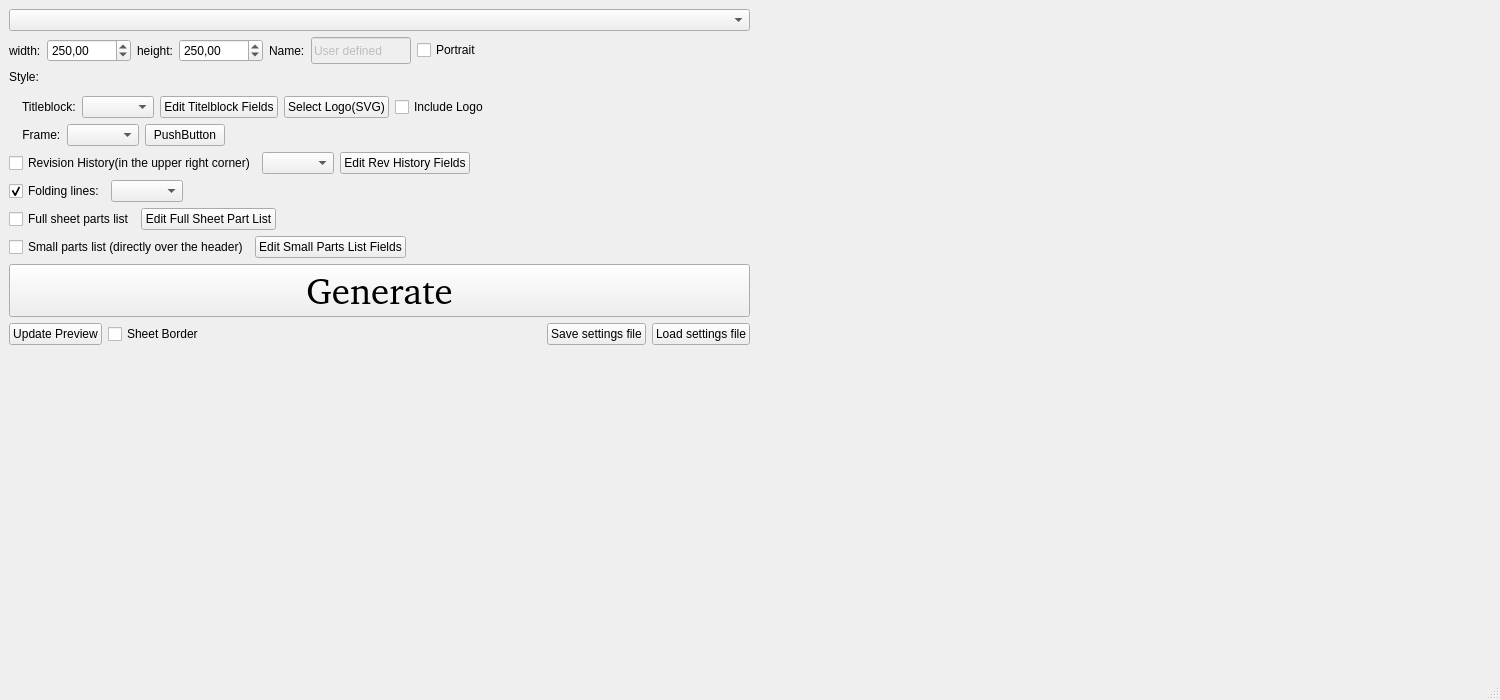
This is Src/Window/mainwindow.ui in tobiasfalk/KiCAD-FreeCAD-TechDraw-Template-Generator as Qt 5 draws it before an edit. The edited form follows.
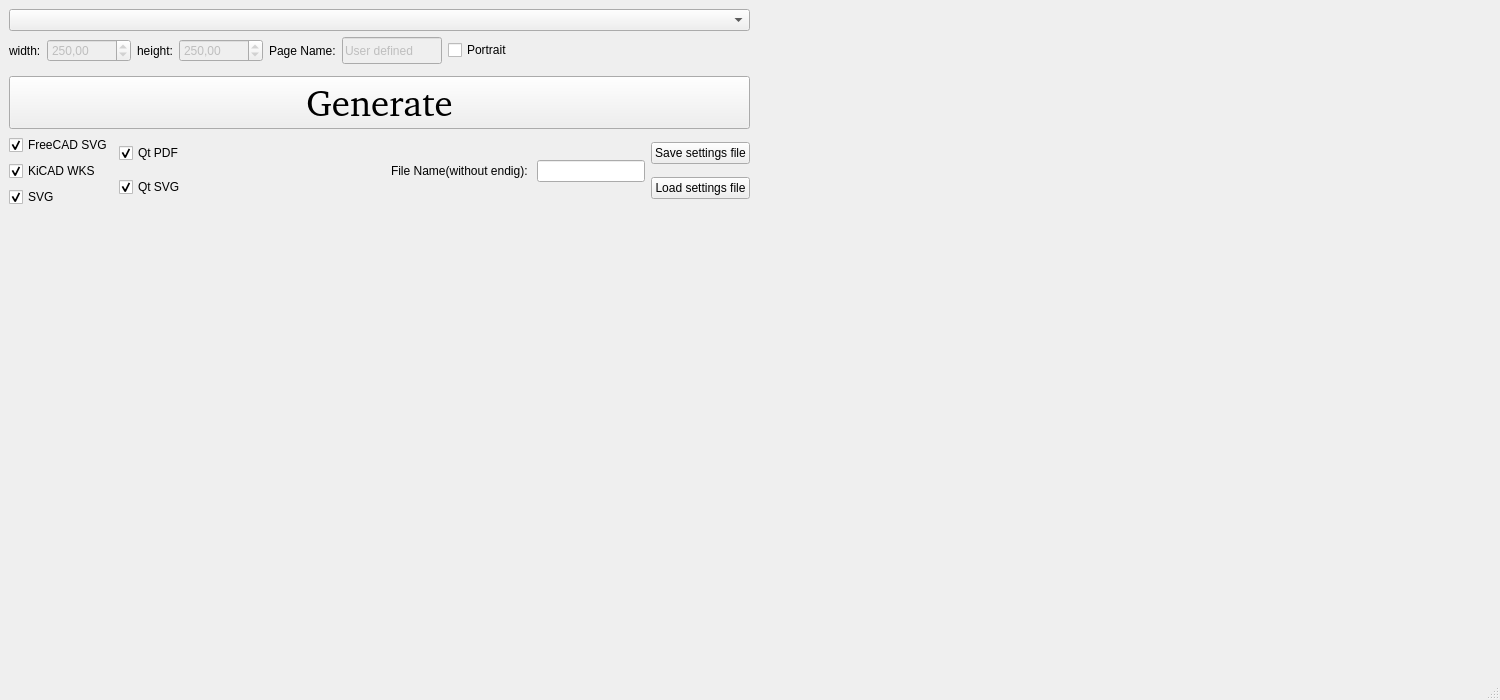
This is the edited form. Icons and pictures are not drawn.

Commit message: Added Plain Frame Style

What changed in the file:
```diff
--- a/Src/Window/mainwindow.ui
+++ b/Src/Window/mainwindow.ui
@@ -43,6 +43,36 @@
   </property>
   <widget class="QWidget" name="centralwidget">
    <layout class="QGridLayout" name="gridLayout">
+    <item row="6" column="0">
+     <spacer name="verticalSpacer">
+      <property name="orientation">
+       <enum>Qt::Vertical</enum>
+      </property>
+      <property name="sizeHint" stdset="0">
+       <size>
+        <width>20</width>
+        <height>40</height>
+       </size>
+      </property>
+     </spacer>
+    </item>
+    <item row="0" column="1" rowspan="7">
+     <layout class="QGridLayout" name="PreViewGridLayout">
+      <item row="0" column="0">
+       <spacer name="horizontalSpacer_15">
+        <property name="orientation">
+         <enum>Qt::Horizontal</enum>
+        </property>
+        <property name="sizeHint" stdset="0">
+         <size>
+          <width>40</width>
+          <height>20</height>
+         </size>
+        </property>
+       </spacer>
+      </item>
+     </layout>
+    </item>
     <item row="0" column="0">
      <widget class="QComboBox" name="SheetSizeComboBox">
       <property name="sizePolicy">
@@ -59,27 +89,71 @@
       </property>
      </widget>
     </item>
-    <item row="8" column="0">
-     <layout class="QHBoxLayout" name="horizontalLayout_4">
+    <item row="3" column="0">
+     <layout class="QHBoxLayout" name="horizontalLayout_5"/>
+    </item>
+    <item row="5" column="0">
+     <layout class="QHBoxLayout" name="horizontalLayout_13">
       <item>
-       <widget class="QCheckBox" name="FullPartsListCheckBox">
-        <property name="enabled">
-         <bool>true</bool>
-        </property>
-        <property name="text">
-         <string>Full sheet parts list</string>
-        </property>
-       </widget>
+       <layout class="QVBoxLayout" name="verticalLayout">
+        <item>
+         <widget class="QCheckBox" name="FreeCADsvgCheckBox">
+          <property name="text">
+           <string>FreeCAD SVG</string>
+          </property>
+          <property name="checked">
+           <bool>true</bool>
+          </property>
+         </widget>
+        </item>
+        <item>
+         <widget class="QCheckBox" name="KiCAD8CheckBox">
+          <property name="text">
+           <string>KiCAD WKS</string>
+          </property>
+          <property name="checked">
+           <bool>true</bool>
+          </property>
+         </widget>
+        </item>
+        <item>
+         <widget class="QCheckBox" name="SvgCheckBox">
+          <property name="text">
+           <string>SVG</string>
+          </property>
+          <property name="checked">
+           <bool>true</bool>
+          </property>
+         </widget>
+        </item>
+       </layout>
       </item>
       <item>
-       <widget class="QPushButton" name="EditFullPartsListPushButton">
-        <property name="text">
-         <string>Edit Full Sheet Part List</string>
-        </property>
-       </widget>
+       <layout class="QVBoxLayout" name="verticalLayout_3">
+        <item>
+         <widget class="QCheckBox" name="QtPdfCheckBox">
+          <property name="text">
+           <string>Qt PDF</string>
+          </property>
+          <property name="checked">
+           <bool>true</bool>
+          </property>
+         </widget>
+        </item>
+        <item>
+         <widget class="QCheckBox" name="QtSvgCheckBox">
+          <property name="text">
+           <string>Qt SVG</string>
+          </property>
+          <property name="checked">
+           <bool>true</bool>
+          </property>
+         </widget>
+        </item>
+       </layout>
       </item>
       <item>
-       <spacer name="horizontalSpacer_12">
+       <spacer name="horizontalSpacer_13">
         <property name="orientation">
          <enum>Qt::Horizontal</enum>
         </property>
@@ -91,9 +165,51 @@
         </property>
        </spacer>
       </item>
+      <item>
+       <layout class="QVBoxLayout" name="verticalLayout_4">
+        <item>
+         <layout class="QHBoxLayout" name="horizontalLayout_2">
+          <item>
+           <widget class="QLabel" name="label_3">
+            <property name="text">
+             <string>File Name(without endig): </string>
+            </property>
+           </widget>
+          </item>
+          <item>
+           <widget class="QLineEdit" name="fileNameLineEdit"/>
+          </item>
+         </layout>
+        </item>
+       </layout>
+      </item>
+      <item>
+       <layout class="QVBoxLayout" name="verticalLayout_2">
+        <item>
+         <widget class="QPushButton" name="SaveFieldsPushButton">
+          <property name="sizePolicy">
+           <sizepolicy hsizetype="Minimum" vsizetype="Fixed">
+            <horstretch>0</horstretch>
+            <verstretch>0</verstretch>
+           </sizepolicy>
+          </property>
+          <property name="text">
+           <string>Save settings file</string>
+          </property>
+         </widget>
+        </item>
+        <item>
+         <widget class="QPushButton" name="LoadFielsPushButton">
+          <property name="text">
+           <string>Load settings file</string>
+          </property>
+         </widget>
+        </item>
+       </layout>
+      </item>
      </layout>
     </item>
-    <item row="10" column="0">
+    <item row="4" column="0">
      <layout class="QHBoxLayout" name="horizontalLayout_6">
       <item>
        <widget class="QPushButton" name="GeneratePushButton">
@@ -128,85 +244,6 @@
       </item>
      </layout>
     </item>
-    <item row="11" column="0">
-     <layout class="QHBoxLayout" name="horizontalLayout_13">
-      <item>
-       <widget class="QPushButton" name="PreviewPushButton">
-        <property name="text">
-         <string>Update Preview</string>
-        </property>
-       </widget>
-      </item>
-      <item>
-       <widget class="QCheckBox" name="PreViewSheetBordercheckBox">
-        <property name="text">
-         <string>Sheet Border</string>
-        </property>
-       </widget>
-      </item>
-      <item>
-       <spacer name="horizontalSpacer_13">
-        <property name="orientation">
-         <enum>Qt::Horizontal</enum>
-        </property>
-        <property name="sizeHint" stdset="0">
-         <size>
-          <width>40</width>
-          <height>20</height>
-         </size>
-        </property>
-       </spacer>
-      </item>
-      <item>
-       <widget class="QPushButton" name="SaveFieldsPushButton">
-        <property name="text">
-         <string>Save settings file</string>
-        </property>
-       </widget>
-      </item>
-      <item>
-       <widget class="QPushButton" name="LoadFielsPushButton">
-        <property name="text">
-         <string>Load settings file</string>
-        </property>
-       </widget>
-      </item>
-     </layout>
-    </item>
-    <item row="6" column="0">
-     <layout class="QHBoxLayout" name="horizontalLayout_3">
-      <item>
-       <widget class="QCheckBox" name="RevHistoryCheckBox">
-        <property name="text">
-         <string>Revision History(in the upper right corner)</string>
-        </property>
-       </widget>
-      </item>
-      <item>
-       <widget class="QComboBox" name="RevHistoryStyleComboBox"/>
-      </item>
-      <item>
-       <widget class="QPushButton" name="RevHistoryStylePushButton">
-        <property name="text">
-         <string>Edit Rev History Fields</string>
-        </property>
-       </widget>
-      </item>
-      <item>
-       <spacer name="horizontalSpacer_2">
-        <property name="orientation">
-         <enum>Qt::Horizontal</enum>
-        </property>
-        <property name="sizeHint" stdset="0">
-         <size>
-          <width>40</width>
-          <height>20</height>
-         </size>
-        </property>
-       </spacer>
-      </item>
-     </layout>
-    </item>
     <item row="1" column="0">
      <layout class="QHBoxLayout" name="horizontalLayout">
       <item>
@@ -217,7 +254,10 @@
        </widget>
       </item>
       <item>
-       <widget class="QDoubleSpinBox" name="SheetWidthDoubleSpinBox">
+       <widget class="QDoubleSpinBox" name="PageWidthDoubleSpinBox">
+        <property name="enabled">
+         <bool>false</bool>
+        </property>
         <property name="suffix">
          <string notr="true" comment=" mm"/>
         </property>
@@ -240,7 +280,10 @@
        </widget>
       </item>
       <item>
-       <widget class="QDoubleSpinBox" name="SheetHeightDoubleSpinBox">
+       <widget class="QDoubleSpinBox" name="PageHeigthDoubleSpinBox">
+        <property name="enabled">
+         <bool>false</bool>
+        </property>
         <property name="suffix">
          <string notr="true" comment=" mm"/>
         </property>
@@ -261,7 +304,7 @@
          <bool>true</bool>
         </property>
         <property name="text">
-         <string>Name:</string>
+         <string>Page Name:</string>
         </property>
        </widget>
       </item>
@@ -309,190 +352,6 @@
       </item>
      </layout>
     </item>
-    <item row="0" column="1" rowspan="13">
-     <layout class="QGridLayout" name="PreViewGridLayout">
-      <item row="0" column="0">
-       <spacer name="horizontalSpacer_15">
-        <property name="orientation">
-         <enum>Qt::Horizontal</enum>
-        </property>
-        <property name="sizeHint" stdset="0">
-         <size>
-          <width>40</width>
-          <height>20</height>
-         </size>
-        </property>
-       </spacer>
-      </item>
-     </layout>
-    </item>
-    <item row="9" column="0">
-     <layout class="QHBoxLayout" name="horizontalLayout_5">
-      <item>
-       <widget class="QCheckBox" name="SmallPartsListCheckBox">
-        <property name="text">
-         <string>Small parts list (directly over the header)</string>
-        </property>
-       </widget>
-      </item>
-      <item>
-       <widget class="QPushButton" name="EdistSmallPartsListpushButton">
-        <property name="text">
-         <string>Edit Small Parts List Fields</string>
-        </property>
-       </widget>
-      </item>
-      <item>
-       <spacer name="horizontalSpacer_6">
-        <property name="orientation">
-         <enum>Qt::Horizontal</enum>
-        </property>
-        <property name="sizeHint" stdset="0">
-         <size>
-          <width>40</width>
-          <height>20</height>
-         </size>
-        </property>
-       </spacer>
-      </item>
-     </layout>
-    </item>
-    <item row="2" column="0">
-     <layout class="QHBoxLayout" name="horizontalLayout_11">
-      <item>
-       <widget class="QLabel" name="label_7">
-        <property name="text">
-         <string>Style:</string>
-        </property>
-       </widget>
-      </item>
-     </layout>
-    </item>
-    <item row="12" column="0">
-     <spacer name="verticalSpacer">
-      <property name="orientation">
-       <enum>Qt::Vertical</enum>
-      </property>
-      <property name="sizeHint" stdset="0">
-       <size>
-        <width>20</width>
-        <height>40</height>
-       </size>
-      </property>
-     </spacer>
-    </item>
-    <item row="5" column="0">
-     <layout class="QHBoxLayout" name="horizontalLayout_8">
-      <item>
-       <widget class="QLabel" name="label_4">
-        <property name="text">
-         <string>    Frame:</string>
-        </property>
-       </widget>
-      </item>
-      <item>
-       <widget class="QComboBox" name="SheetFrameComboBox"/>
-      </item>
-      <item>
-       <widget class="QPushButton" name="SheetFramePushButton">
-        <property name="text">
-         <string>PushButton</string>
-        </property>
-       </widget>
-      </item>
-      <item>
-       <spacer name="horizontalSpacer_3">
-        <property name="orientation">
-         <enum>Qt::Horizontal</enum>
-        </property>
-        <property name="sizeHint" stdset="0">
-         <size>
-          <width>40</width>
-          <height>20</height>
-         </size>
-        </property>
-       </spacer>
-      </item>
-     </layout>
-    </item>
-    <item row="4" column="0">
-     <layout class="QHBoxLayout" name="horizontalLayout_2">
-      <item>
-       <widget class="QLabel" name="label_3">
-        <property name="text">
-         <string>    Titleblock:</string>
-        </property>
-       </widget>
-      </item>
-      <item>
-       <widget class="QComboBox" name="SheetTitleblockComboBox"/>
-      </item>
-      <item>
-       <widget class="QPushButton" name="SheetTitelblockFieldsPushButton">
-        <property name="text">
-         <string>Edit Titelblock Fields</string>
-        </property>
-       </widget>
-      </item>
-      <item>
-       <widget class="QPushButton" name="LogoPushButton">
-        <property name="text">
-         <string>Select Logo(SVG)</string>
-        </property>
-       </widget>
-      </item>
-      <item>
-       <widget class="QCheckBox" name="LogoCheckBox">
-        <property name="text">
-         <string>Include Logo</string>
-        </property>
-       </widget>
-      </item>
-      <item>
-       <spacer name="horizontalSpacer_8">
-        <property name="orientation">
-         <enum>Qt::Horizontal</enum>
-        </property>
-        <property name="sizeHint" stdset="0">
-         <size>
-          <width>40</width>
-          <height>20</height>
-         </size>
-        </property>
-       </spacer>
-      </item>
-     </layout>
-    </item>
-    <item row="7" column="0">
-     <layout class="QHBoxLayout" name="horizontalLayout_7">
-      <item>
-       <widget class="QCheckBox" name="FoldLinesCheckBox">
-        <property name="text">
-         <string>Folding lines:</string>
-        </property>
-        <property name="checked">
-         <bool>true</bool>
-        </property>
-       </widget>
-      </item>
-      <item>
-       <widget class="QComboBox" name="FoldingLinesComboBox"/>
-      </item>
-      <item>
-       <spacer name="horizontalSpacer_9">
-        <property name="orientation">
-         <enum>Qt::Horizontal</enum>
-        </property>
-        <property name="sizeHint" stdset="0">
-         <size>
-          <width>40</width>
-          <height>20</height>
-         </size>
-        </property>
-       </spacer>
-      </item>
-     </layout>
-    </item>
    </layout>
   </widget>
   <widget class="QMenuBar" name="menubar">
```
Left out of the diff: 4 changed lines with no effect on the pictures. The commit also changes 17 other files.
